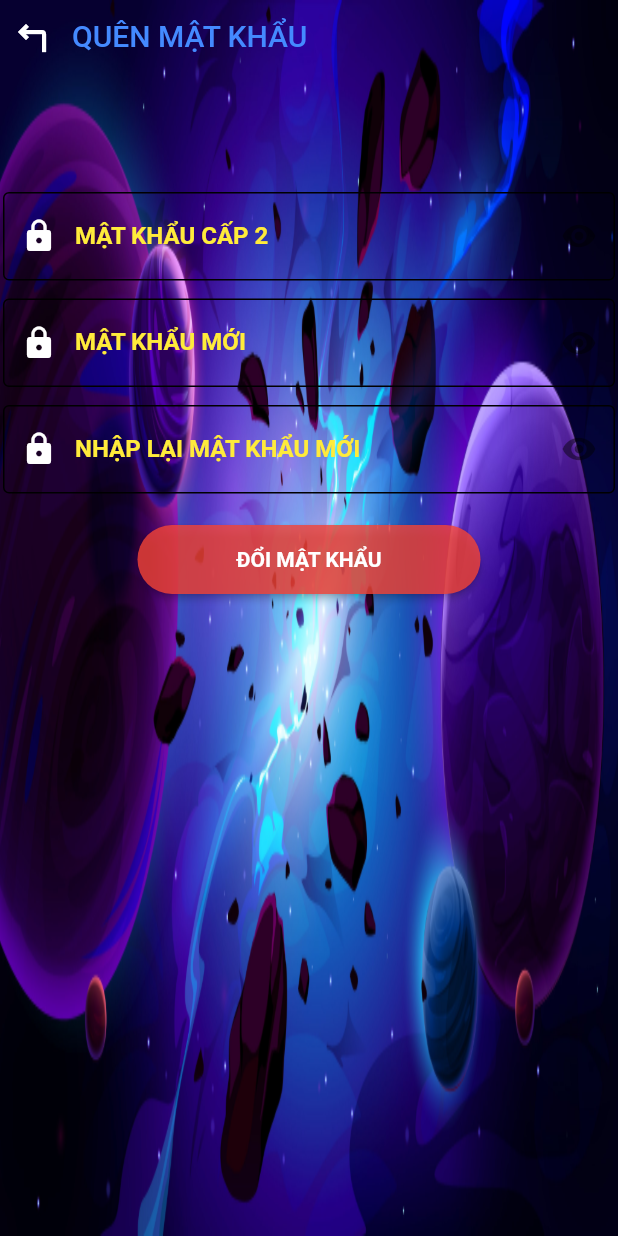
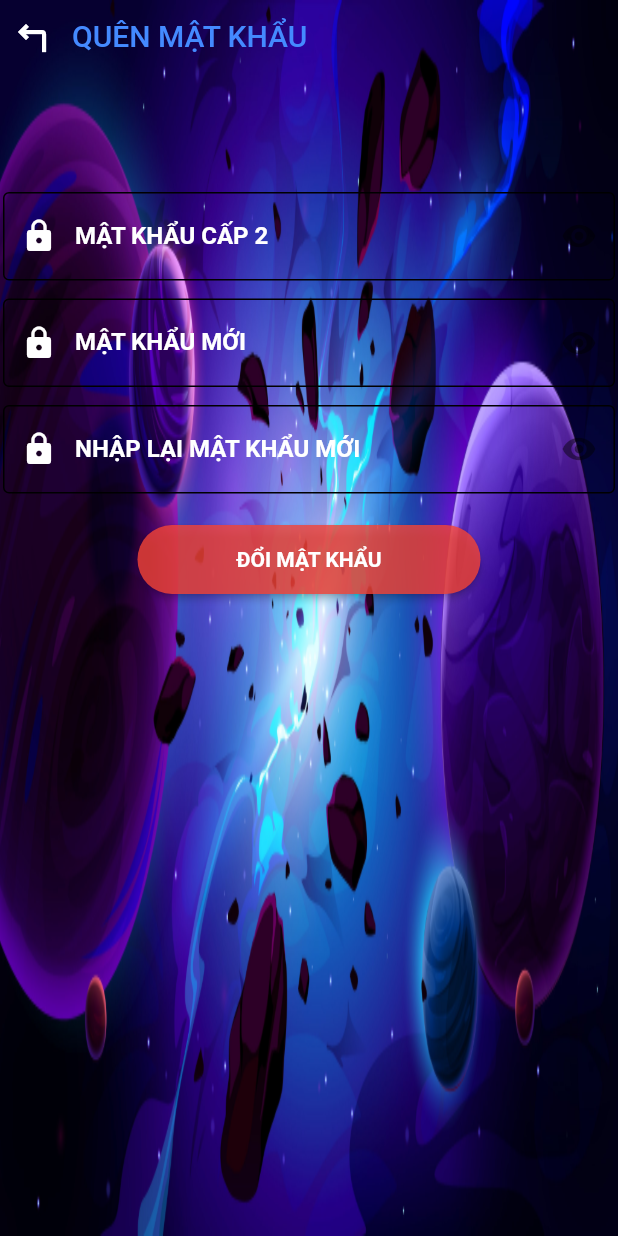
Before and after one commit to ThanhTrinh97/dev_dtd, a Flutter app: the Quen_MK screen opened directly, on a phone screen of 412 x 824 dp. Run offline on Flutter 3.47's test engine with Material 2 defaults, Android fonts, the phone set to English and light mode, and no system bars.

Commit message:
Update Quen_mk.dart
mau chu

```diff
--- a/lib/Model_Quen_MK/Quen_mk.dart
+++ b/lib/Model_Quen_MK/Quen_mk.dart
@@ -63,7 +63,7 @@ class _Quen_MK extends State<Quen_MK> {
                           ),
                           suffixIcon: Icon(Icons.remove_red_eye),
                           labelStyle: TextStyle(
-                              color: Colors.yellow,
+                              color: Colors.white,
                               fontWeight: FontWeight.bold)),
                     ),
                   ),
@@ -84,7 +84,7 @@ class _Quen_MK extends State<Quen_MK> {
                           ),
                           suffixIcon: Icon(Icons.remove_red_eye),
                           labelStyle: TextStyle(
-                              color: Colors.yellow,
+                              color: Colors.white,
                               fontWeight: FontWeight.bold)),
                     ),
                   ),
@@ -107,7 +107,7 @@ class _Quen_MK extends State<Quen_MK> {
                             Icons.remove_red_eye,
                           ),
                           labelStyle: TextStyle(
-                              color: Colors.yellow,
+                              color: Colors.white,
                               fontWeight: FontWeight.bold)),
                     ),
                   ),
```
